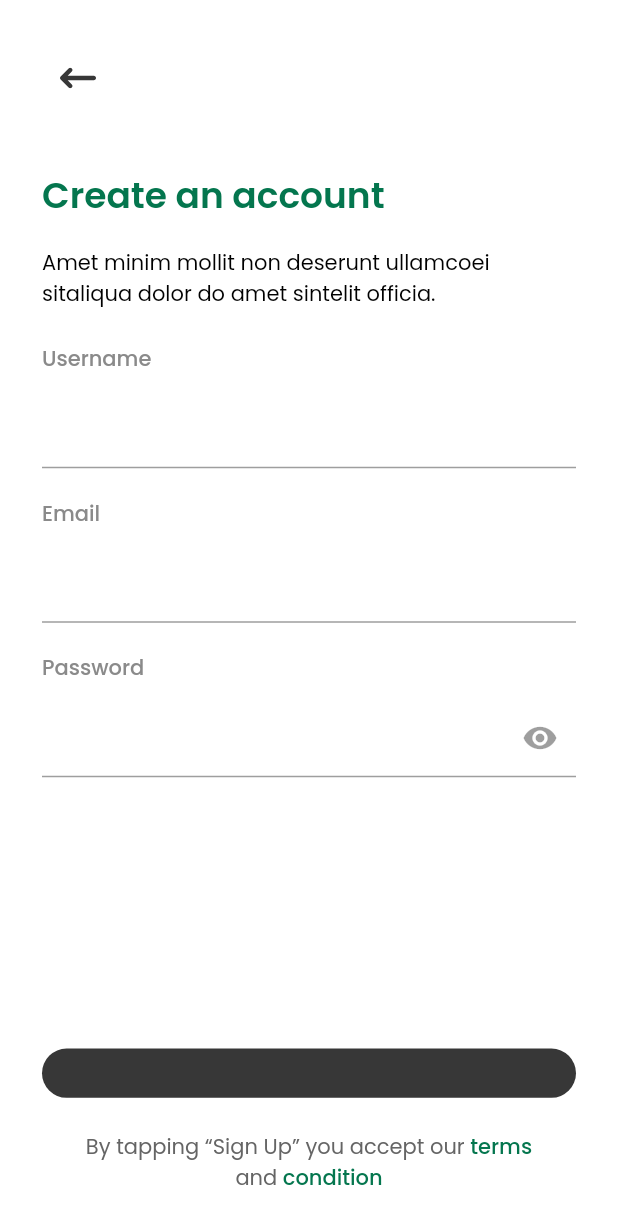
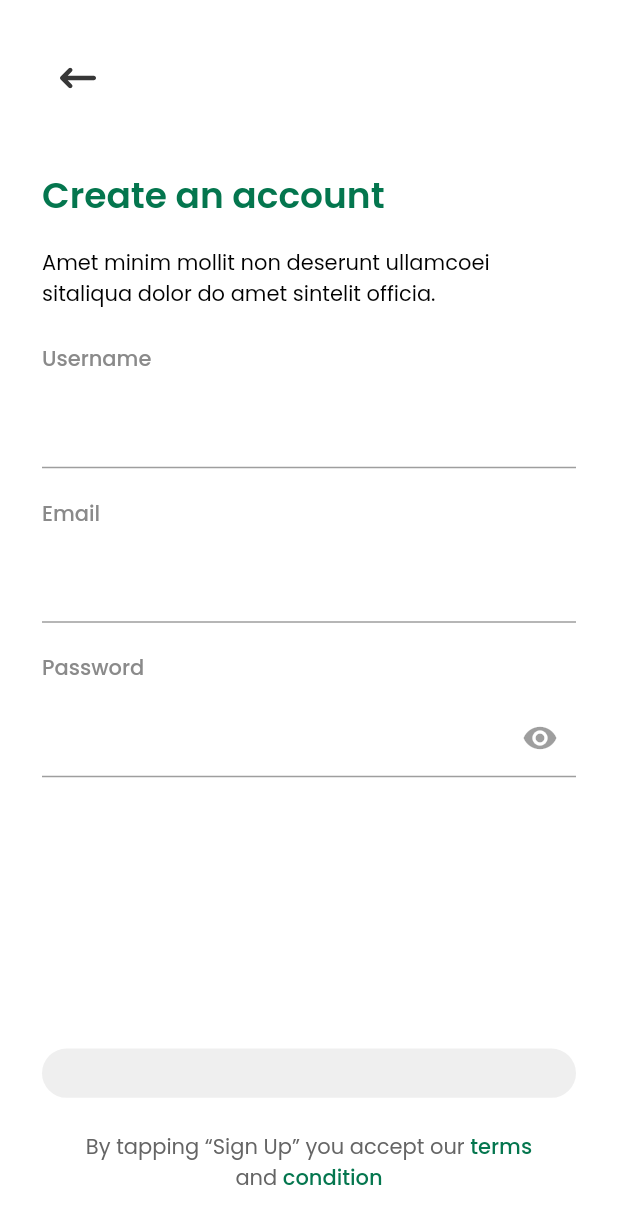
Before and after one commit to duongquangsang080299/flutter_exercise, a Flutter app: the screen it shows after launch, after a tap on "SKIP", after a tap on "Login with email", after a tap on "CREATE AN ACCOUNT", on a phone screen of 412 x 824 dp. Shown: the top 1224 px of the screen. Run offline on Flutter 3.47's test engine with Material 2 defaults, Android fonts, the phone set to English and light mode, and no system bars; our stand-ins replace bloc, device_preview, flutter_svg, go_router, percent_indicator; generated files the repository leaves out were written again.

Commit message:
Fix: Update Sign In and Sign Up Page

```diff
--- a/lib/pages/auth/sign_in.dart
+++ b/lib/pages/auth/sign_in.dart
@@ -23,13 +23,15 @@ class SignInPage extends StatefulWidget {
 
 class _SignInPageState extends State<SignInPage> {
   final GlobalKey<FormState> _formKey = GlobalKey<FormState>();
+  final TextEditingController _usernameController = TextEditingController();
   final TextEditingController _passwordController = TextEditingController();
   bool showPassword = false;
   final _usernameFocusNode = FocusNode();
   final _passwordFocusNode = FocusNode();
   bool showUsernameValidation = false;
   bool showPasswordValidation = false;
-  Color _buttonColor = AppColor.whiteFlash;
+  bool isPasswordFilled = false;
+  bool _isButtonActive = false;
 
   @override
   void initState() {
@@ -49,23 +51,28 @@ class _SignInPageState extends State<SignInPage> {
 
     _passwordController.addListener(() {
       setState(() {
-        _buttonColor = _passwordController.text.isNotEmpty
-            ? AppColor.primary
-            : AppColor.whiteFlash;
+        isPasswordFilled = _passwordController.text.isNotEmpty;
+        _updateButtonState();
       });
+    });
+    _usernameController.addListener(() {
+      setState(_updateButtonState);
     });
   }
 
-  bool _isButtonActive() {
-    return showUsernameValidation &&
-        showPasswordValidation &&
-        _formKey.currentState?.validate() == true;
+  void _updateButtonState() {
+    setState(() {
+      _isButtonActive = isPasswordFilled &&
+          _usernameController.text.isNotEmpty &&
+          _formKey.currentState?.validate() == true;
+    });
   }
 
   @override
   void dispose() {
     _usernameFocusNode.dispose();
     _passwordFocusNode.dispose();
+    _usernameController.dispose();
     _passwordController.dispose();
     super.dispose();
   }
@@ -86,19 +93,16 @@ class _SignInPageState extends State<SignInPage> {
               crossAxisAlignment: CrossAxisAlignment.start,
               children: [
                 SizedBox(height: context.getVerticalSize(87)),
-                // Display Large Text
                 SCText.displayLarge(
                   context,
                   text: context.l10n.signIn,
                 ),
                 const SizedBox(height: 16),
-                // Title Text
                 SCText.displaySmall(
                   context,
                   text: context.l10n.description,
                 ),
                 SizedBox(height: getVerticalSize(30)),
-                // Text Form Fields for Username
                 SCInput.username(
                   focusNode: _usernameFocusNode,
                   labelText: context.l10n.labelUsername,
@@ -108,11 +112,9 @@ class _SignInPageState extends State<SignInPage> {
                     }
                     return null;
                   },
+                  controller: _usernameController,
                 ),
-
                 const SizedBox(height: 20),
-
-                // Password Text Form Field
                 SCInput.password(
                   focusNode: _passwordFocusNode,
                   labelText: context.l10n.lablelPassword,
@@ -137,11 +139,9 @@ class _SignInPageState extends State<SignInPage> {
                   ),
                   obscureText: !showPassword,
                 ),
-
-                // Sign-In Button
                 const Spacer(),
                 SCButton(
-                  onPressed: _isButtonActive()
+                  onPressed: _isButtonActive
                       ? () {
                           if (_formKey.currentState?.validate() ?? false) {
                             debugPrint('Form is valid');
@@ -151,12 +151,12 @@ class _SignInPageState extends State<SignInPage> {
                           }
                         }
                       : null,
-                  text: context.l10n.btnLogin,
-                  backgroundColor: _buttonColor,
+                  text: context.l10n.btnSignUp,
+                  backgroundColor:
+                      _isButtonActive ? AppColor.primary : AppColor.whiteFlash,
                   height: context.getVerticalSize(60),
                   borderRadius: 30,
                 ),
-
                 const SizedBox(height: 16),
                 Text.rich(
                   TextSpan(
@@ -193,7 +193,8 @@ class _SignInPageState extends State<SignInPage> {
                 const SizedBox(height: 19),
                 SCButton(
                   onPressed: () {
-                    context.go(AppRoutes.signUp.path);
+                    context.go(
+                        AppRoutes.signUp.path); // Navigate to the desired page
                   },
                   text: context.l10n.btnAccount,
                   style: context.textTheme.displayMedium?.copyWith(
--- a/lib/pages/auth/sign_up.dart
+++ b/lib/pages/auth/sign_up.dart
@@ -25,7 +25,10 @@ class SignUpPage extends StatefulWidget {
 
 class _SignUpPageState extends State<SignUpPage> {
   final GlobalKey<FormState> _formKey = GlobalKey<FormState>();
+  final TextEditingController _usernameController = TextEditingController();
+  final TextEditingController _emailController = TextEditingController();
   final TextEditingController _passwordController = TextEditingController();
+
   bool showPassword = false;
   final _usernameFocusNode = FocusNode();
   final _passwordFocusNode = FocusNode();
@@ -33,7 +36,8 @@ class _SignUpPageState extends State<SignUpPage> {
   bool showUsernameValidation = false;
   bool showPasswordValidation = false;
   bool showEmailValidation = false;
-  Color _buttonColor = AppColor.blackJet;
+  bool isPasswordFilled = false;
+  bool _isButtonActive = false;
 
   @override
   void initState() {
@@ -59,18 +63,27 @@ class _SignUpPageState extends State<SignUpPage> {
 
     _passwordController.addListener(() {
       setState(() {
-        _buttonColor = _passwordController.text.isNotEmpty
-            ? AppColor.blackJet
-            : AppColor.whiteFlash;
+        isPasswordFilled = _passwordController.text.isNotEmpty;
+        _updateButtonState();
       });
+    });
+
+    _usernameController.addListener(() {
+      setState(_updateButtonState);
+    });
+
+    _emailController.addListener(() {
+      setState(_updateButtonState);
     });
   }
 
-  bool _isButtonActive() {
-    return _usernameFocusNode.hasFocus &&
-        _emailFocusNode.hasFocus &&
-        _passwordFocusNode.hasFocus &&
-        _formKey.currentState?.validate() == true;
+  void _updateButtonState() {
+    setState(() {
+      _isButtonActive = isPasswordFilled &&
+          _usernameController.text.isNotEmpty &&
+          _emailController.text.isNotEmpty &&
+          _formKey.currentState?.validate() == true;
+    });
   }
 
   @override
@@ -78,6 +91,8 @@ class _SignUpPageState extends State<SignUpPage> {
     _usernameFocusNode.dispose();
     _passwordFocusNode.dispose();
     _emailFocusNode.dispose();
+    _usernameController.dispose();
+    _emailController.dispose();
     _passwordController.dispose();
     super.dispose();
   }
@@ -152,9 +167,7 @@ class _SignUpPageState extends State<SignUpPage> {
                   text: context.l10n.description,
                 ),
                 SizedBox(
-                  height: getVerticalSize(
-                    30,
-                  ),
+                  height: getVerticalSize(30),
                 ),
                 SCInput.username(
                   focusNode: _usernameFocusNode,
@@ -165,6 +178,7 @@ class _SignUpPageState extends State<SignUpPage> {
                     }
                     return null;
                   },
+                  controller: _usernameController,
                 ),
                 const SizedBox(height: 20),
                 SCInput.email(
@@ -176,6 +190,7 @@ class _SignUpPageState extends State<SignUpPage> {
                     }
                     return null;
                   },
+                  controller: _emailController,
                 ),
                 const SizedBox(height: 20),
                 SCInput.password(
@@ -204,7 +219,7 @@ class _SignUpPageState extends State<SignUpPage> {
                 ),
                 const Spacer(),
                 SCButton(
-                  onPressed: _isButtonActive()
+                  onPressed: _isButtonActive
                       ? () {
                           if (_formKey.currentState?.validate() ?? false) {
                             debugPrint('Form is valid');
@@ -215,7 +230,8 @@ class _SignUpPageState extends State<SignUpPage> {
                         }
                       : null,
                   text: context.l10n.btnSignUp,
-                  backgroundColor: _buttonColor,
+                  backgroundColor:
+                      _isButtonActive ? AppColor.blackJet : AppColor.whiteFlash,
                   height: context.getVerticalSize(60),
                   borderRadius: 30,
                 ),
--- a/lib/widgets/input.dart
+++ b/lib/widgets/input.dart
@@ -18,7 +18,6 @@ class SCInput extends StatelessWidget {
     this.contentPadding,
     this.labelStyle,
     this.obscuringCharacter,
-    this.onEditingComplete,
   });
 
   /// Factory constructor for email input
@@ -28,7 +27,6 @@ class SCInput extends StatelessWidget {
     String? labelText,
     TextInputAction? textInputAction,
     String? Function(String?)? validator,
-    void Function()? onEditingComplete,
     EdgeInsetsGeometry? contentPadding,
     TextEditingController? controller,
     bool? obscureText = false,
@@ -40,7 +38,6 @@ class SCInput extends StatelessWidget {
       keyboardType: keyboardType,
       textInputAction: textInputAction,
       obscureText: obscureText,
-      onEditingComplete: onEditingComplete,
       validator: validator,
       contentPadding: contentPadding,
       controller: controller,
@@ -55,7 +52,6 @@ class SCInput extends StatelessWidget {
     TextInputAction? textInputAction,
     String? labelText,
     TextEditingController? controller,
-    void Function()? onEditingComplete,
     String? Function(String?)? validator,
     bool? obscureText = false,
     TextStyle? labelStyle,
@@ -64,7 +60,6 @@ class SCInput extends StatelessWidget {
     return SCInput(
       focusNode: focusNode,
       keyboardType: keyboardType,
-      onEditingComplete: onEditingComplete,
       labelText: labelText,
       textInputAction: textInputAction,
       obscureText: obscureText,
@@ -82,7 +77,6 @@ class SCInput extends StatelessWidget {
     Widget? suffixIcon,
     TextEditingController? controller,
     String? labelText,
-    void Function()? onEditingComplete,
     String? obscuringCharacter,
     TextStyle? labelStyle,
     String? Function(String?)? validator,
@@ -96,7 +90,6 @@ class SCInput extends StatelessWidget {
       labelText: labelText,
       obscureText: obscureText,
       suffixIcon: suffixIcon,
-      onEditingComplete: onEditingComplete,
       keyboardType: keyboardType,
       contentPadding: contentPadding,
       obscuringCharacter: obscuringCharacter,
@@ -119,7 +112,6 @@ class SCInput extends StatelessWidget {
   final TextStyle? labelStyle;
   final EdgeInsetsGeometry? contentPadding;
   final String? obscuringCharacter;
-  final void Function()? onEditingComplete;
   @override
   Widget build(BuildContext context) {
     /// Build the TextFormField with provided properties
@@ -155,7 +147,6 @@ class SCInput extends StatelessWidget {
           focusNode: focusNode,
           validator: validator,
           controller: controller,
-          onEditingComplete: onEditingComplete,
           obscureText: obscureText ?? false,
           obscuringCharacter: '●',
         ),
```
Also changed, not shown: lib/core/utils/validator_utils.dart (+4 -4 lines).
